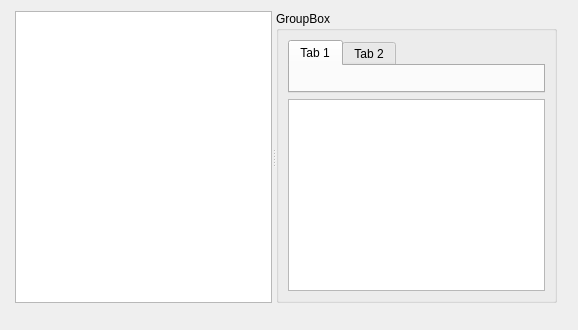
First picture: the form in VoteCounter/VoteCounter.ui, repository v2lab/vote-counter, before the edit.
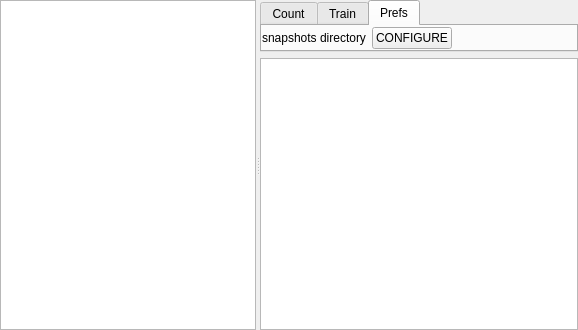
Second picture: the form after the edit.

Commit message: the first persistent setting: snapshots directory

Diff of the .ui file:
```diff
--- a/VoteCounter/VoteCounter.ui
+++ b/VoteCounter/VoteCounter.ui
@@ -13,15 +13,12 @@
   <property name="windowTitle">
    <string>Form</string>
   </property>
+  <layout class="QHBoxLayout" name="horizontalLayout">
+   <property name="margin">
+    <number>0</number>
+   </property>
+   <item>
   <widget class="QSplitter" name="splitter">
-   <property name="geometry">
-    <rect>
-     <x>15</x>
-     <y>11</y>
-     <width>542</width>
-     <height>292</height>
-    </rect>
-   </property>
    <property name="orientation">
     <enum>Qt::Horizontal</enum>
    </property>
@@ -32,24 +29,82 @@
       <verstretch>0</verstretch>
      </sizepolicy>
     </property>
-   </widget>
-   <widget class="QGroupBox" name="groupBox">
-    <property name="title">
-     <string>GroupBox</string>
+      <property name="minimumSize">
+       <size>
+        <width>120</width>
+        <height>0</height>
+       </size>
+      </property>
+     </widget>
+     <widget class="QFrame" name="frame">
+      <property name="sizePolicy">
+       <sizepolicy hsizetype="Expanding" vsizetype="Preferred">
+        <horstretch>1</horstretch>
+        <verstretch>0</verstretch>
+       </sizepolicy>
     </property>
     <layout class="QVBoxLayout" name="verticalLayout">
+       <property name="margin">
+        <number>0</number>
+       </property>
      <item>
       <widget class="QTabWidget" name="tabWidget">
-       <widget class="QWidget" name="tab">
+         <property name="sizePolicy">
+          <sizepolicy hsizetype="Preferred" vsizetype="Minimum">
+           <horstretch>0</horstretch>
+           <verstretch>0</verstretch>
+          </sizepolicy>
+         </property>
+         <property name="currentIndex">
+          <number>2</number>
+         </property>
+         <widget class="QWidget" name="countTab">
         <attribute name="title">
-         <string>Tab 1</string>
-        </attribute>
-       </widget>
-       <widget class="QWidget" name="tab_2">
+           <string>Count</string>
+          </attribute>
+         </widget>
+         <widget class="QWidget" name="trainTab">
         <attribute name="title">
-         <string>Tab 2</string>
-        </attribute>
-       </widget>
+           <string>Train</string>
+          </attribute>
+         </widget>
+         <widget class="QWidget" name="prefsTab">
+          <attribute name="title">
+           <string>Prefs</string>
+          </attribute>
+          <layout class="QGridLayout" name="gridLayout">
+           <property name="margin">
+            <number>0</number>
+           </property>
+           <item row="0" column="0">
+            <widget class="QLabel" name="label">
+             <property name="text">
+              <string>snapshots directory</string>
+             </property>
+            </widget>
+           </item>
+           <item row="0" column="1">
+            <widget class="QPushButton" name="snapDirPicker">
+             <property name="text">
+              <string>CONFIGURE</string>
+             </property>
+            </widget>
+           </item>
+           <item row="0" column="2">
+            <spacer name="horizontalSpacer">
+             <property name="orientation">
+              <enum>Qt::Horizontal</enum>
+             </property>
+             <property name="sizeHint" stdset="0">
+              <size>
+               <width>40</width>
+               <height>20</height>
+              </size>
+             </property>
+            </spacer>
+           </item>
+          </layout>
+         </widget>
       </widget>
      </item>
      <item>
@@ -58,6 +113,8 @@
     </layout>
    </widget>
   </widget>
+   </item>
+  </layout>
  </widget>
  <resources/>
  <connections/>
```
Lines whose indentation alone changed are shown as unchanged. The commit also changes 5 other files.
